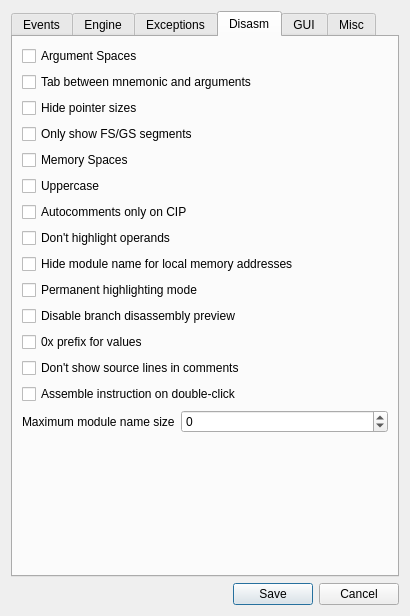
Above: src/gui/Src/Gui/SettingsDialog.ui from x64dbg/x64dbg before the change. Below: the same form after it.
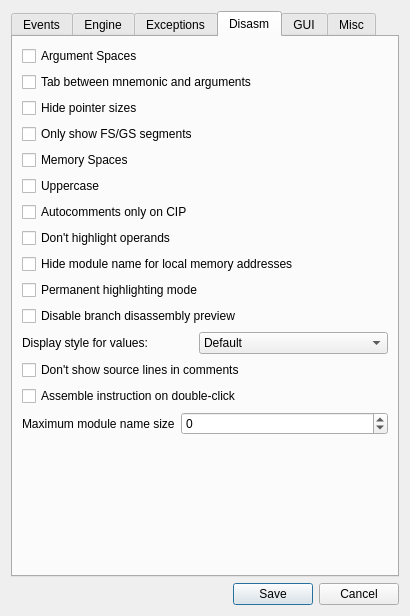
That is the form after the change. The open tabs and pages were chosen to show the change. Icons and pictures are not drawn.

Commit message: Add display MASM style values.

Patch:
```diff
--- a/src/gui/Src/Gui/SettingsDialog.ui
+++ b/src/gui/Src/Gui/SettingsDialog.ui
@@ -749,11 +749,49 @@
         </widget>
        </item>
        <item>
-        <widget class="QCheckBox" name="chk0xPrefixValues">
-         <property name="text">
-          <string>0x prefix for values</string>
-         </property>
-        </widget>
+        <layout class="QHBoxLayout" name="layoutValueStyle">
+         <item>
+          <widget class="QLabel" name="labelValueStyle">
+           <property name="sizePolicy">
+            <sizepolicy hsizetype="Preferred" vsizetype="Preferred">
+             <horstretch>0</horstretch>
+             <verstretch>0</verstretch>
+            </sizepolicy>
+           </property>
+           <property name="text">
+            <string>Display style for values:</string>
+           </property>
+          </widget>
+         </item>
+         <item>
+          <widget class="QComboBox" name="comboValueStyle">
+           <property name="sizePolicy">
+            <sizepolicy hsizetype="Preferred" vsizetype="Preferred">
+             <horstretch>0</horstretch>
+             <verstretch>0</verstretch>
+            </sizepolicy>
+           </property>
+           <property name="sizeAdjustPolicy">
+            <enum>QComboBox::AdjustToContentsOnFirstShow</enum>
+           </property>
+           <item>
+            <property name="text">
+             <string>Default</string>
+            </property>
+           </item>
+           <item>
+            <property name="text">
+             <string>C style (0x prefix)</string>
+            </property>
+           </item>
+           <item>
+            <property name="text">
+             <string>MASM style (0 prefix, h suffix)</string>
+            </property>
+           </item>
+          </widget>
+         </item>
+        </layout>
        </item>
        <item>
         <widget class="QCheckBox" name="chkNoSourceLinesAutoComments">
```
The commit also changes 8 other files.
